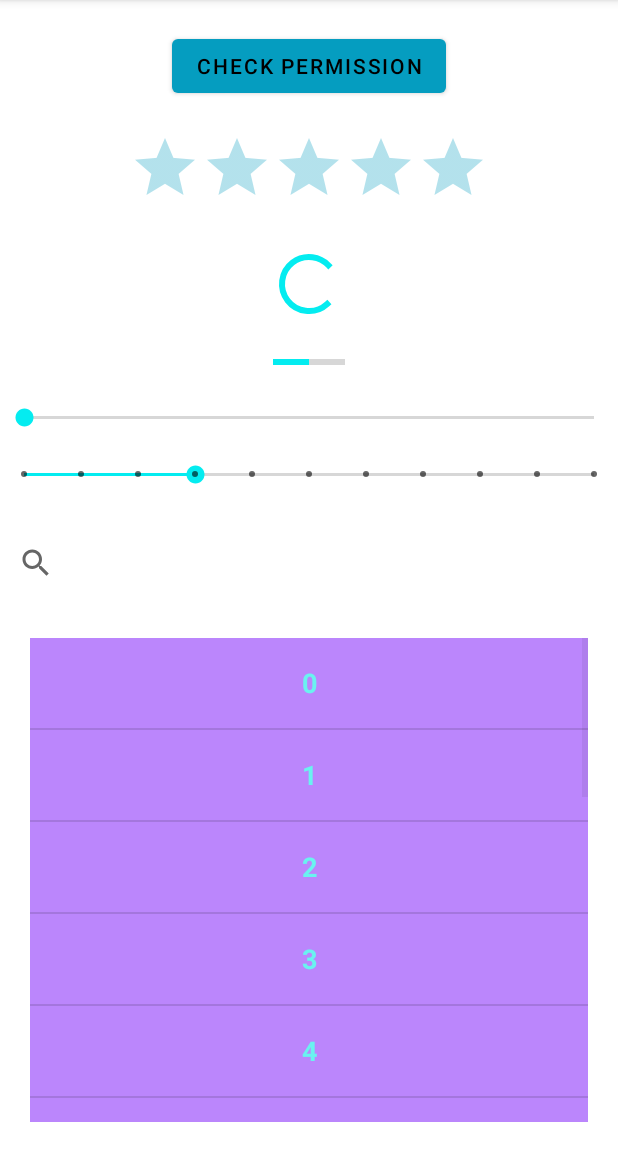
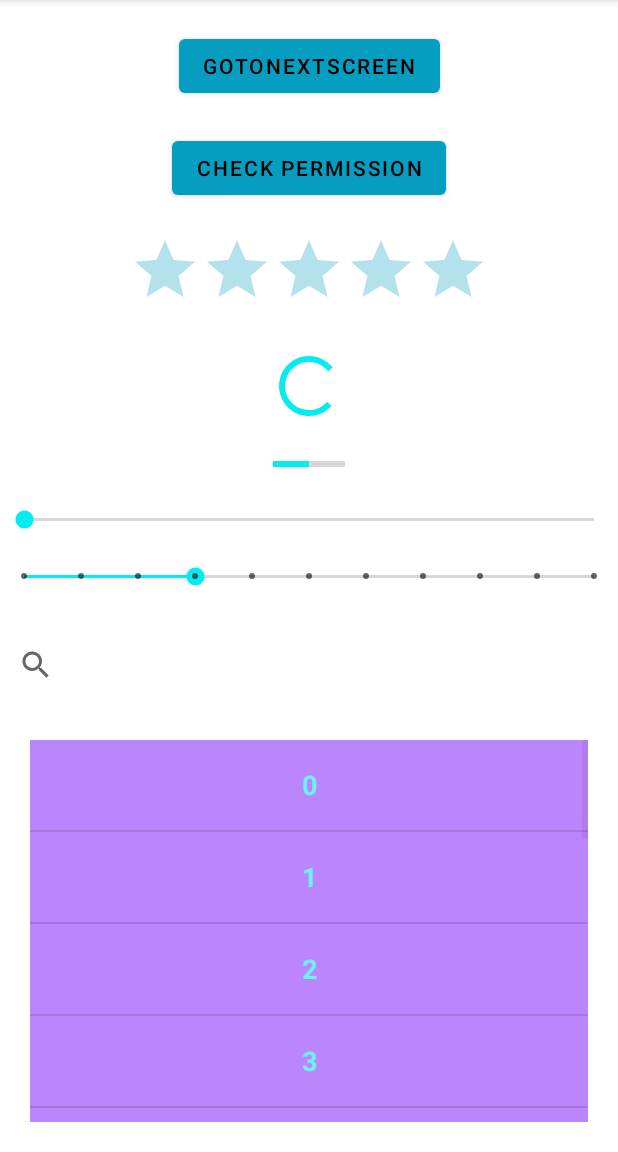
Before and after one commit to nishant-sanandiya/Android_UI_Demo, an Android app: the MainActivity4 screen opened directly, with no data from a screen before it, on a phone screen of 412 x 824 dp, the part 84-1236 px from its top. Run offline under Robolectric (Android 15) with nearby library versions, the phone set to English and light mode, and no system bars.

Commit message:
implement grid View

```diff
--- /dev/null
+++ b/app/src/main/java/com/example/ui_demo/BaseActivity.kt
@@ -0,0 +1,6 @@
+package com.example.ui_demo
+
+interface BaseActivity {
+    fun uiBinding()
+    fun attachListners()
+}
--- a/app/src/main/java/com/example/ui_demo/DummyData.kt
+++ b/app/src/main/java/com/example/ui_demo/DummyData.kt
@@ -1,5 +1,5 @@
 package com.example.ui_demo
 
-class DummyData(var image: String, var title: String, var subTitle: String, var taskNumber: Int) {
+class DummyData(var title: String, var subTitle: String, var taskNumber: Int) {
 
 }
--- a/app/src/main/java/com/example/ui_demo/HorizontalCardAdapter.kt
+++ b/app/src/main/java/com/example/ui_demo/HorizontalCardAdapter.kt
@@ -6,7 +6,6 @@ import android.graphics.Color
 import android.view.LayoutInflater
 import android.view.View
 import android.view.ViewGroup
-import android.widget.ImageView
 import android.widget.TextView
 import androidx.constraintlayout.widget.ConstraintLayout
 import androidx.recyclerview.widget.RecyclerView
@@ -17,7 +16,6 @@ class HorizontalCardAdapter(private val dataSet: List<DummyData>, private val co
     class ViewHolder(view: View) : RecyclerView.ViewHolder(view) {
         val titleTextView: TextView = view.findViewById(R.id.titleText)
         val subTitleTextView: TextView = view.findViewById(R.id.subTitleText)
-        private val imageView: ImageView = view.findViewById(R.id.cardImage)
         val taskTextView: TextView = view.findViewById(R.id.taskText)
         val listConstraintView: ConstraintLayout = view.findViewById(R.id.horizontalListCardID)
     }
@@ -27,7 +25,7 @@ class HorizontalCardAdapter(private val dataSet: List<DummyData>, private val co
             .inflate(R.layout.horizontal_list_card, viewGroup, false)
         view.setOnClickListener {
             val intentInstance = Intent(context,MainActivity3::class.java)
-            context.startActivity(intentInstance);
+            context.startActivity(intentInstance)
         }
         return ViewHolder(view)
     }
--- a/app/src/main/java/com/example/ui_demo/MainActivity4.kt
+++ b/app/src/main/java/com/example/ui_demo/MainActivity4.kt
@@ -1,67 +1,82 @@
 package com.example.ui_demo
 
-import SimpleListAdapter
 import android.Manifest.permission.ACCESS_FINE_LOCATION
 import android.Manifest.permission.CAMERA
-import android.annotation.SuppressLint
+import android.content.Intent
 import android.os.Bundle
 import android.util.Log
 import android.widget.Button
 import android.widget.ListView
 import android.widget.RatingBar
 import androidx.appcompat.app.AppCompatActivity
-import androidx.constraintlayout.widget.ConstraintLayout
 import androidx.core.app.ActivityCompat
 
 
-class MainActivity4 : AppCompatActivity() {
+class MainActivity4 : AppCompatActivity(),BaseActivity {
 
-    lateinit var checkPermissionButtonView : Button
-    private lateinit var ratingView : RatingBar
-    private lateinit var simpleListView : ListView
-    val PERMISSION_REQUEST_CODE = 200
+    private lateinit var checkPermissionButtonView: Button
+    private lateinit var ratingView: RatingBar
+    private lateinit var simpleListView: ListView
+    private lateinit var goToNextButtonView: Button
+    private val permissionRequestCode = 200
 
     override fun onCreate(savedInstanceState: Bundle?) {
         super.onCreate(savedInstanceState)
         setContentView(R.layout.activity_main4)
+        uiBinding()
+        attachListners()
+        setListAdapter()
+    }
 
+    override fun uiBinding() {
         checkPermissionButtonView = findViewById(R.id.checkPermissionButton)
         ratingView = findViewById(R.id.ratingBar)
         simpleListView = findViewById(R.id.simpleList)
+        goToNextButtonView = findViewById(R.id.goToNextScreen)
+    }
+
+    override fun attachListners() {
         checkPermissionButtonView.setOnClickListener {
             requestPermission()
         }
-       ratingView.setOnRatingBarChangeListener { ratingBar, rating, fromUser ->
-           Log.d("Rating","rating :- ${rating.toInt()}")
-       }
+
+        ratingView.setOnRatingBarChangeListener { _, rating, _ ->
+            Log.d("Rating", "rating :- ${rating.toInt()}")
+        }
+
+        goToNextButtonView.setOnClickListener {
+            val nextIntent = Intent(this, MainActivity5::class.java)
+            nextIntent.putExtra("headerTitle", "Grid List View")
+            startActivity(nextIntent)
+        }
+    }
+
+    private fun setListAdapter() {
         val list: MutableList<DummyData> = ArrayList()
-        list.add(DummyData("Hii", "hji", "j", 5))
-        list.add(DummyData("Hii", "hji", "j", 5))
-        list.add(DummyData("Hii", "hji", "j", 5))
-        list.add(DummyData("Hii", "hji", "j", 5))
-        list.add(DummyData("Hii", "hji", "j", 5))
-        list.add(DummyData("Hii", "hji", "j", 5))
-        list.add(DummyData("Hii", "hji", "j", 5))
-        list.add(DummyData("Hii", "hji", "j", 5))
-        list.add(DummyData("Hii", "hji", "j", 5))
-        list.add(DummyData("Hii", "hji", "j", 5))
-        list.add(DummyData("Hii", "hji", "j", 5))
-        list.add(DummyData("Hii", "hji", "j", 5))
-        list.add(DummyData("Hii", "hji", "j", 5))
-        list.add(DummyData("Hii", "hji", "j", 5))
-        list.add(DummyData("Hii", "hji", "j", 5))
-        list.add(DummyData("Hii", "hji", "j", 5))
+        list.add(DummyData("hji", "j", 5))
+        list.add(DummyData("hji", "j", 5))
+        list.add(DummyData("hji", "j", 5))
+        list.add(DummyData("hji", "j", 5))
+        list.add(DummyData("hji", "j", 5))
+        list.add(DummyData("hji", "j", 5))
+        list.add(DummyData("hji", "j", 5))
+        list.add(DummyData("hji", "j", 5))
+        list.add(DummyData("hji", "j", 5))
+        list.add(DummyData("hji", "j", 5))
+        list.add(DummyData("hji", "j", 5))
+        list.add(DummyData("hji", "j", 5))
+        list.add(DummyData("hji", "j", 5))
+        list.add(DummyData("hji", "j", 5))
+        list.add(DummyData("hji", "j", 5))
+        list.add(DummyData("hji", "j", 5))
 
         val adapter = SimpleListAdapter(this, list as ArrayList<DummyData>)
         simpleListView.adapter = adapter
     }
 
-
     private fun requestPermission() {
         ActivityCompat.requestPermissions(
-            this,
-            arrayOf(ACCESS_FINE_LOCATION, CAMERA),
-            PERMISSION_REQUEST_CODE
+            this, arrayOf(ACCESS_FINE_LOCATION, CAMERA), permissionRequestCode
         )
     }
 }
--- a/app/src/main/java/com/example/ui_demo/SimpleListAdapter.kt
+++ b/app/src/main/java/com/example/ui_demo/SimpleListAdapter.kt
@@ -1,11 +1,11 @@
+package com.example.ui_demo
+
 import android.content.Context
 import android.view.LayoutInflater
 import android.view.View
 import android.view.ViewGroup
 import android.widget.BaseAdapter
 import android.widget.TextView
-import com.example.ui_demo.DummyData
-import com.example.ui_demo.R
 
 class SimpleListAdapter(context: Context, items: ArrayList<DummyData>) : BaseAdapter() {
     private val context: Context
@@ -24,17 +24,17 @@ class SimpleListAdapter(context: Context, items: ArrayList<DummyData>) : BaseAda
     }
 
     override fun getView(position: Int, convertView: View?, parent: ViewGroup?):
-            View? {
-        var convertView: View? = convertView
-        if (convertView == null) {
-            convertView = LayoutInflater.from(context)
+            View {
+        var tempConvertView: View? = convertView
+        if (tempConvertView == null) {
+            tempConvertView = LayoutInflater.from(context)
                 .inflate(R.layout.mylist, parent, false)
         }
-        val currentItem = getItem(position) as DummyData
-        val textViewItemName = convertView
+        getItem(position) as DummyData
+        val textViewItemName = tempConvertView
             ?.findViewById(R.id.myListText) as TextView
-        textViewItemName.setText(position.toString())
-        return convertView
+        textViewItemName.text = position.toString()
+        return tempConvertView
     }
 
     init {
--- a/app/src/main/res/layout/activity_main4.xml
+++ b/app/src/main/res/layout/activity_main4.xml
@@ -5,6 +5,17 @@
     android:layout_width="match_parent"
     android:layout_height="match_parent"
     tools:context=".MainActivity4">
+
+    <Button
+        android:id="@+id/goToNextScreen"
+        android:layout_width="wrap_content"
+        android:layout_height="wrap_content"
+        android:layout_marginTop="@dimen/margin_20"
+        android:text="goToNextScreen"
+        android:textColor="@color/black"
+        app:layout_constraintEnd_toEndOf="parent"
+        app:layout_constraintStart_toStartOf="parent"
+        app:layout_constraintTop_toTopOf="parent" />
 
     <Button
         android:id="@+id/checkPermissionButton"
@@ -15,7 +26,7 @@
         android:textColor="@color/black"
         app:layout_constraintEnd_toEndOf="parent"
         app:layout_constraintStart_toStartOf="parent"
-        app:layout_constraintTop_toTopOf="parent" />
+        app:layout_constraintTop_toBottomOf="@+id/goToNextScreen" />
 
     <RatingBar
         android:id="@+id/ratingBar"
--- a/app/src/main/res/values/dimen.xml
+++ b/app/src/main/res/values/dimen.xml
@@ -2,6 +2,7 @@
 <resources>
     <dimen name="margin_20">20dp</dimen>
     <dimen name="margin_10">10dp</dimen>
+    <dimen name="margin_5">5dp</dimen>
     <dimen name="margin_15">15dp</dimen>
     <dimen name="radius_15">15dp</dimen>
 </resources>
--- a/build.gradle
+++ b/build.gradle
@@ -1,6 +1,6 @@
 // Top-level build file where you can add configuration options common to all sub-projects/modules.
 plugins {
-    id 'com.android.application' version '7.3.1' apply false
-    id 'com.android.library' version '7.3.1' apply false
-    id 'org.jetbrains.kotlin.android' version '1.7.20' apply false
+    id 'com.android.application' version '7.4.2' apply false
+    id 'com.android.library' version '7.4.2' apply false
+    id 'org.jetbrains.kotlin.android' version '1.8.20' apply false
 }
```
Also changed, not shown: app/src/main/AndroidManifest.xml (+14 -3 lines), app/src/main/java/com/example/ui_demo/GridAdapter.kt (added, +29 -0 lines), app/src/main/java/com/example/ui_demo/GridDataModel.kt (added, +7 -0 lines), app/src/main/java/com/example/ui_demo/MainActivity.kt (+15 -17 lines), app/src/main/java/com/example/ui_demo/MainActivity2.kt (+11 -19 lines), app/src/main/java/com/example/ui_demo/MainActivity3.kt (+18 -14 lines), app/src/main/java/com/example/ui_demo/MainActivity5.kt (added, +47 -0 lines), app/src/main/java/com/example/ui_demo/MainActivity6.kt (added, +11 -0 lines), app/src/main/res/layout/activity_main5.xml (added, +19 -0 lines), app/src/main/res/layout/activity_main6.xml (added, +9 -0 lines), app/src/main/res/layout/grid_card.xml (added, +30 -0 lines), gradle/wrapper/gradle-wrapper.properties.
